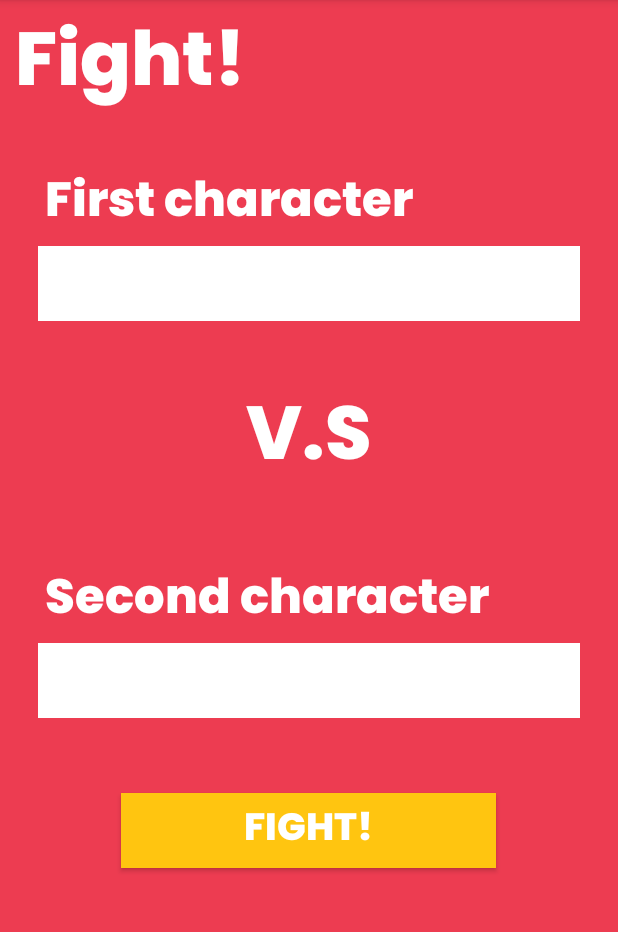
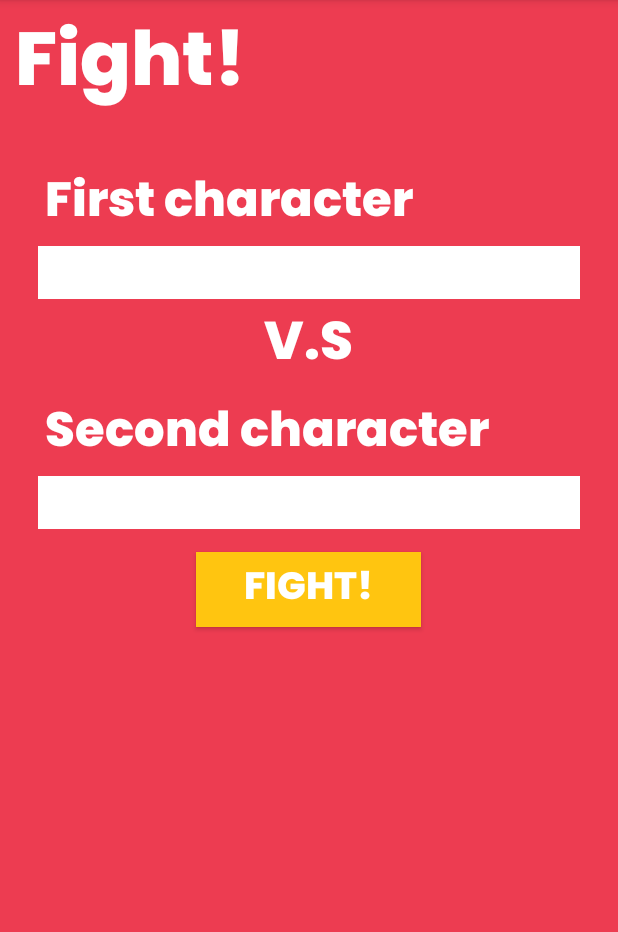
Before and after one commit to AliKiyak/SuperWiki, an Android app: the fragment FightFragment shown on its own in the app's theme, on a phone screen of 412 x 824 dp, the part 84-1016 px from its top. Run offline under Robolectric (Android 15) with nearby library versions, the phone set to English and light mode, and no system bars.

Commit message:
kleiner gemaakt

```diff
--- a/app/src/main/res/layout-land/fight_fragment.xml
+++ b/app/src/main/res/layout-land/fight_fragment.xml
@@ -8,7 +8,7 @@
         android:layout_height="wrap_content"
         android:text="@string/titlefight"
         android:textColor="@color/white"
-        android:textSize="50dp"
+        android:textSize="35dp"
         android:fontFamily="@font/poppins"
         android:layout_marginLeft="30dp"
         android:layout_marginBottom="20dp"/>
@@ -23,13 +23,12 @@
             android:layout_height="wrap_content"
             android:orientation="vertical">
             <TextView
-                android:layout_width="fill_parent"
+                android:layout_width="wrap_content"
                 android:layout_height="wrap_content"
                 android:text="@string/firstcharacter"
                 android:textColor="@color/white"
-                android:textSize="32dp"
-                android:fontFamily="@font/poppins"
-                android:layout_marginLeft="30dp"/>
+                android:textSize="30dp"
+                android:fontFamily="@font/poppins"/>
 
             <Spinner
                 android:id="@+id/characterspinner1"
@@ -46,10 +45,10 @@
             android:layout_height="wrap_content"
             android:text="V.S"
             android:fontFamily="@font/poppins"
-            android:textSize="50dp"
+            android:textSize="25dp"
             android:textAlignment="center"
             android:textColor="@color/white"
-            android:layout_marginTop="35dp"/>
+            android:layout_marginTop="50dp"/>
 
         <LinearLayout
             android:layout_width="wrap_content"
@@ -60,9 +59,8 @@
                 android:layout_height="wrap_content"
                 android:text="@string/secondcharactershort"
                 android:textColor="@color/white"
-                android:textSize="32dp"
-                android:fontFamily="@font/poppins"
-                android:layout_marginLeft="30dp"/>
+                android:textSize="30dp"
+                android:fontFamily="@font/poppins"/>
 
             <Spinner
                 android:id="@+id/characterspinner2"
@@ -76,11 +74,11 @@
     </LinearLayout>
     <Button
         android:id="@+id/fightbutton"
-        android:layout_width="250dp"
-        android:layout_height="50dp"
+        android:layout_width="150dp"
+        android:layout_height="wrap_content"
         android:text="@string/titlefight"
         android:background="@color/yellowAccent"
-        android:layout_marginTop="50dp"
+        android:layout_marginTop="15dp"
         android:textSize="25dp"
         android:fontFamily="@font/poppins"
         android:textColor="@color/white"
--- a/app/src/main/res/layout-land/third_fight_fragment.xml
+++ b/app/src/main/res/layout-land/third_fight_fragment.xml
@@ -12,7 +12,7 @@
         android:text="@string/winnertitle"
         android:fontFamily="@font/poppins"
         android:textColor="@color/white"
-        android:textSize="35dp"
+        android:textSize="40dp"
         android:layout_marginTop="15dp"
         android:gravity="center">
 
@@ -20,8 +20,8 @@
     </TextView>
     <de.hdodenhof.circleimageview.CircleImageView
         android:id="@+id/winner_image"
-        android:layout_width="250dp"
-        android:layout_height="250dp"
+        android:layout_width="150dp"
+        android:layout_height="150dp"
         android:layout_centerHorizontal="true"
         android:layout_centerVertical="true"
         android:layout_gravity="center"
--- a/app/src/main/res/layout/fight_fragment.xml
+++ b/app/src/main/res/layout/fight_fragment.xml
@@ -31,21 +31,20 @@
         <Spinner
             android:id="@+id/characterspinner1"
             android:layout_width="match_parent"
-            android:layout_height="50dp"
+            android:layout_height="35dp"
             android:drawSelectorOnTop="true"
             android:background="@color/white"
             android:layout_marginHorizontal="25dp"
             />
 
         <TextView
-            android:layout_width="match_parent"
+            android:layout_width="wrap_content"
             android:layout_height="wrap_content"
             android:text="V.S"
             android:fontFamily="@font/poppins"
-            android:textSize="50dp"
-            android:textAlignment="center"
-            android:textColor="@color/white"
-            android:layout_marginVertical="35dp"/>
+            android:textSize="35dp"
+            android:layout_gravity="center"
+            android:textColor="@color/white"/>
         <TextView
             android:layout_width="fill_parent"
             android:layout_height="wrap_content"
@@ -58,7 +57,7 @@
         <Spinner
             android:id="@+id/characterspinner2"
             android:layout_width="match_parent"
-            android:layout_height="50dp"
+            android:layout_height="35dp"
             android:drawSelectorOnTop="true"
             android:background="@color/white"
             android:layout_marginHorizontal="25dp"
@@ -66,11 +65,11 @@
 
         <Button
             android:id="@+id/fightbutton"
-            android:layout_width="250dp"
+            android:layout_width="150dp"
             android:layout_height="50dp"
+            android:layout_marginTop="15dp"
             android:text="@string/titlefight"
             android:background="@color/yellowAccent"
-            android:layout_marginTop="50dp"
             android:textSize="25dp"
             android:fontFamily="@font/poppins"
             android:textColor="@color/white"
--- a/app/src/main/res/layout/third_fight_fragment.xml
+++ b/app/src/main/res/layout/third_fight_fragment.xml
@@ -19,15 +19,15 @@
             android:text="@string/winnertitle"
             android:fontFamily="@font/poppins"
             android:textColor="@color/white"
-            android:textSize="75dp"
+            android:textSize="40dp"
             android:layout_marginTop="50dp">
 
 
         </TextView>
         <de.hdodenhof.circleimageview.CircleImageView
             android:id="@+id/winner_image"
-            android:layout_width="300dp"
-            android:layout_height="300dp"
+            android:layout_width="150dp"
+            android:layout_height="150dp"
             android:layout_centerHorizontal="true"
             android:layout_centerVertical="true"
             app:civ_border_width="2dp"
```
Also changed, not shown: app/src/main/res/layout/detail_fragment.xml (+4 -22 lines), app/src/main/res/layout/second_fight_fragment.xml (+4 -4 lines).
